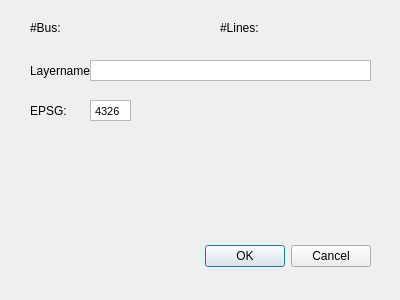
Before: the Qt Designer form pandapower_import_dialog_base.ui in e2nIEE/pandapower-qgis, drawn with Qt 5.
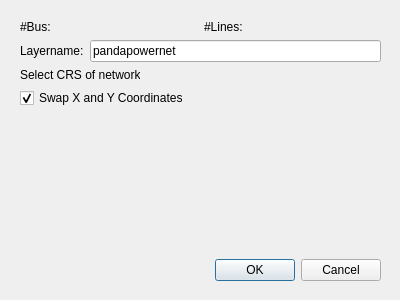
After: the same form once the commit is applied. Custom widgets are drawn as their Qt base class.

Commit message:
updated import dialog box
used crs selection element
added swap xy checkbox
changed layer name to single line only
added char limit to layer name
added default name from file name
set correct tab order
added conversion crs to geoJSON

added FIXME to geo.py as there seems to be an issue there

Diff of the .ui file:
```diff
--- a/pandapower_import_dialog_base.ui
+++ b/pandapower_import_dialog_base.ui
@@ -16,108 +16,191 @@
   <property name="locale">
    <locale language="English" country="Germany"/>
   </property>
-  <widget class="QDialogButtonBox" name="button_box">
+  <widget class="QWidget" name="">
    <property name="geometry">
     <rect>
-     <x>30</x>
-     <y>240</y>
-     <width>341</width>
-     <height>32</height>
-    </rect>
-   </property>
-   <property name="orientation">
-    <enum>Qt::Horizontal</enum>
-   </property>
-   <property name="standardButtons">
-    <set>QDialogButtonBox::Cancel|QDialogButtonBox::Ok</set>
-   </property>
-  </widget>
-  <widget class="QTextEdit" name="layerNameEdit">
-   <property name="geometry">
-    <rect>
-     <x>90</x>
-     <y>60</y>
-     <width>281</width>
-     <height>21</height>
-    </rect>
-   </property>
-   <property name="verticalScrollBarPolicy">
-    <enum>Qt::ScrollBarAlwaysOff</enum>
-   </property>
-  </widget>
-  <widget class="QLabel" name="label">
-   <property name="geometry">
-    <rect>
-     <x>30</x>
-     <y>60</y>
-     <width>61</width>
-     <height>21</height>
-    </rect>
-   </property>
-   <property name="text">
-    <string>Layername:</string>
-   </property>
-  </widget>
-  <widget class="QLabel" name="BusLabel">
-   <property name="geometry">
-    <rect>
-     <x>30</x>
+     <x>20</x>
      <y>20</y>
-     <width>151</width>
-     <height>16</height>
+     <width>361</width>
+     <height>261</height>
     </rect>
    </property>
-   <property name="text">
-    <string>#Bus: </string>
-   </property>
-  </widget>
-  <widget class="QLabel" name="LineLabel">
-   <property name="geometry">
-    <rect>
-     <x>220</x>
-     <y>20</y>
-     <width>161</width>
-     <height>16</height>
-    </rect>
-   </property>
-   <property name="text">
-    <string>#Lines:</string>
-   </property>
-  </widget>
-  <widget class="QTextEdit" name="epsgEdit">
-   <property name="geometry">
-    <rect>
-     <x>90</x>
-     <y>100</y>
-     <width>41</width>
-     <height>21</height>
-    </rect>
-   </property>
-   <property name="verticalScrollBarPolicy">
-    <enum>Qt::ScrollBarAlwaysOff</enum>
-   </property>
-   <property name="html">
-    <string>&lt;!DOCTYPE HTML PUBLIC &quot;-//W3C//DTD HTML 4.0//EN&quot; &quot;http://www.w3.org/TR/REC-html40/strict.dtd&quot;&gt;
-&lt;html&gt;&lt;head&gt;&lt;meta name=&quot;qrichtext&quot; content=&quot;1&quot; /&gt;&lt;style type=&quot;text/css&quot;&gt;
-p, li { white-space: pre-wrap; }
-&lt;/style&gt;&lt;/head&gt;&lt;body style=&quot; font-family:'MS Shell Dlg 2'; font-size:8.25pt; font-weight:400; font-style:normal;&quot;&gt;
-&lt;p style=&quot; margin-top:0px; margin-bottom:0px; margin-left:0px; margin-right:0px; -qt-block-indent:0; text-indent:0px;&quot;&gt;4326&lt;/p&gt;&lt;/body&gt;&lt;/html&gt;</string>
-   </property>
-  </widget>
-  <widget class="QLabel" name="label_2">
-   <property name="geometry">
-    <rect>
-     <x>30</x>
-     <y>100</y>
-     <width>61</width>
-     <height>21</height>
-    </rect>
-   </property>
-   <property name="text">
-    <string>EPSG:</string>
-   </property>
+   <layout class="QVBoxLayout" name="verticalLayout">
+    <item>
+     <layout class="QHBoxLayout" name="featureCounts">
+      <item>
+       <widget class="QLabel" name="BusLabel">
+        <property name="sizePolicy">
+         <sizepolicy hsizetype="MinimumExpanding" vsizetype="Fixed">
+          <horstretch>0</horstretch>
+          <verstretch>0</verstretch>
+         </sizepolicy>
+        </property>
+        <property name="text">
+         <string>#Bus: </string>
+        </property>
+       </widget>
+      </item>
+      <item>
+       <widget class="QLabel" name="LineLabel">
+        <property name="sizePolicy">
+         <sizepolicy hsizetype="MinimumExpanding" vsizetype="Fixed">
+          <horstretch>0</horstretch>
+          <verstretch>0</verstretch>
+         </sizepolicy>
+        </property>
+        <property name="text">
+         <string>#Lines:</string>
+        </property>
+       </widget>
+      </item>
+     </layout>
+    </item>
+    <item>
+     <layout class="QHBoxLayout" name="layerName">
+      <item>
+       <widget class="QLabel" name="layerNameLabel">
+        <property name="sizePolicy">
+         <sizepolicy hsizetype="Minimum" vsizetype="Fixed">
+          <horstretch>0</horstretch>
+          <verstretch>0</verstretch>
+         </sizepolicy>
+        </property>
+        <property name="text">
+         <string>Layername:</string>
+        </property>
+       </widget>
+      </item>
+      <item>
+       <widget class="QLineEdit" name="layerNameEdit">
+        <property name="sizePolicy">
+         <sizepolicy hsizetype="Expanding" vsizetype="Fixed">
+          <horstretch>0</horstretch>
+          <verstretch>0</verstretch>
+         </sizepolicy>
+        </property>
+        <property name="focusPolicy">
+         <enum>Qt::WheelFocus</enum>
+        </property>
+        <property name="text">
+         <string>pandapowernet</string>
+        </property>
+        <property name="maxLength">
+         <number>500</number>
+        </property>
+        <property name="placeholderText">
+         <string>layer name</string>
+        </property>
+       </widget>
+      </item>
+     </layout>
+    </item>
+    <item>
+     <layout class="QHBoxLayout" name="crsSelect">
+      <property name="sizeConstraint">
+       <enum>QLayout::SetDefaultConstraint</enum>
+      </property>
+      <item>
+       <widget class="QLabel" name="crsLabel">
+        <property name="sizePolicy">
+         <sizepolicy hsizetype="Minimum" vsizetype="Fixed">
+          <horstretch>0</horstretch>
+          <verstretch>0</verstretch>
+         </sizepolicy>
+        </property>
+        <property name="minimumSize">
+         <size>
+          <width>0</width>
+          <height>0</height>
+         </size>
+        </property>
+        <property name="maximumSize">
+         <size>
+          <width>120</width>
+          <height>20</height>
+         </size>
+        </property>
+        <property name="text">
+         <string>Select CRS of network:</string>
+        </property>
+       </widget>
+      </item>
+      <item>
+       <widget class="QgsProjectionSelectionWidget" name="projectionSelect">
+        <property name="sizePolicy">
+         <sizepolicy hsizetype="MinimumExpanding" vsizetype="Minimum">
+          <horstretch>0</horstretch>
+          <verstretch>0</verstretch>
+         </sizepolicy>
+        </property>
+        <property name="maximumSize">
+         <size>
+          <width>16777215</width>
+          <height>30</height>
+         </size>
+        </property>
+        <property name="acceptDrops">
+         <bool>false</bool>
+        </property>
+       </widget>
+      </item>
+     </layout>
+    </item>
+    <item>
+     <widget class="QCheckBox" name="swapCoords">
+      <property name="enabled">
+       <bool>true</bool>
+      </property>
+      <property name="text">
+       <string>Swap X and Y Coordinates</string>
+      </property>
+      <property name="checked">
+       <bool>true</bool>
+      </property>
+     </widget>
+    </item>
+    <item>
+     <spacer name="verticalSpacer">
+      <property name="orientation">
+       <enum>Qt::Vertical</enum>
+      </property>
+      <property name="sizeHint" stdset="0">
+       <size>
+        <width>20</width>
+        <height>40</height>
+       </size>
+      </property>
+     </spacer>
+    </item>
+    <item>
+     <widget class="QDialogButtonBox" name="button_box">
+      <property name="focusPolicy">
+       <enum>Qt::StrongFocus</enum>
+      </property>
+      <property name="orientation">
+       <enum>Qt::Horizontal</enum>
+      </property>
+      <property name="standardButtons">
+       <set>QDialogButtonBox::Cancel|QDialogButtonBox::Ok</set>
+      </property>
+     </widget>
+    </item>
+   </layout>
   </widget>
  </widget>
+ <customwidgets>
+  <customwidget>
+   <class>QgsProjectionSelectionWidget</class>
+   <extends>QWidget</extends>
+   <header>qgsprojectionselectionwidget.h</header>
+  </customwidget>
+ </customwidgets>
+ <tabstops>
+  <tabstop>layerNameEdit</tabstop>
+  <tabstop>projectionSelect</tabstop>
+  <tabstop>swapCoords</tabstop>
+  <tabstop>button_box</tabstop>
+ </tabstops>
  <resources/>
  <connections>
   <connection>
```
The commit also changes 2 other files.
